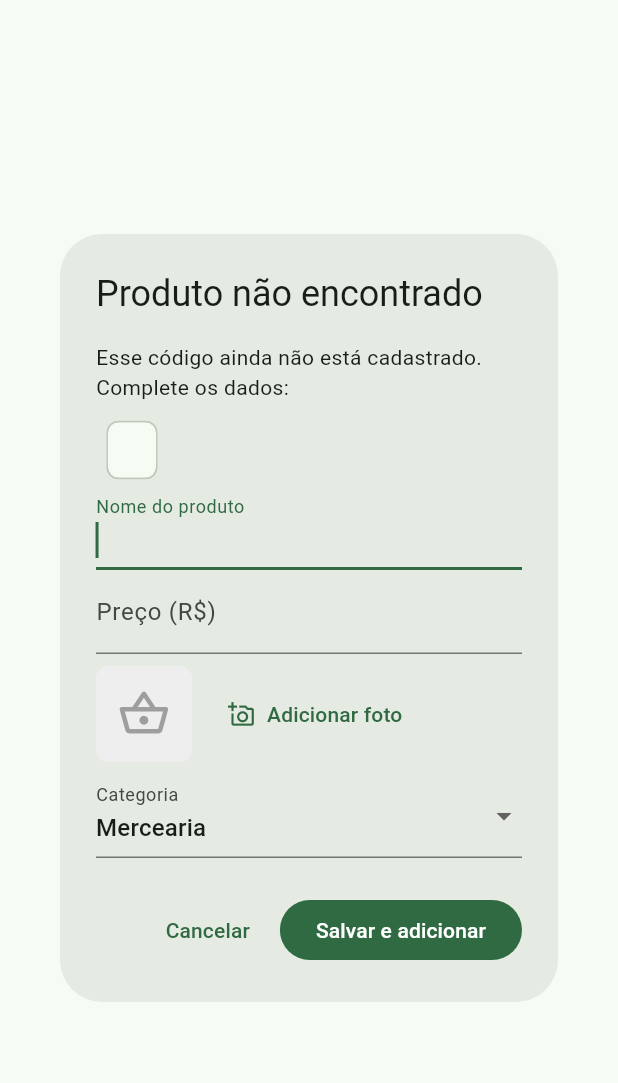
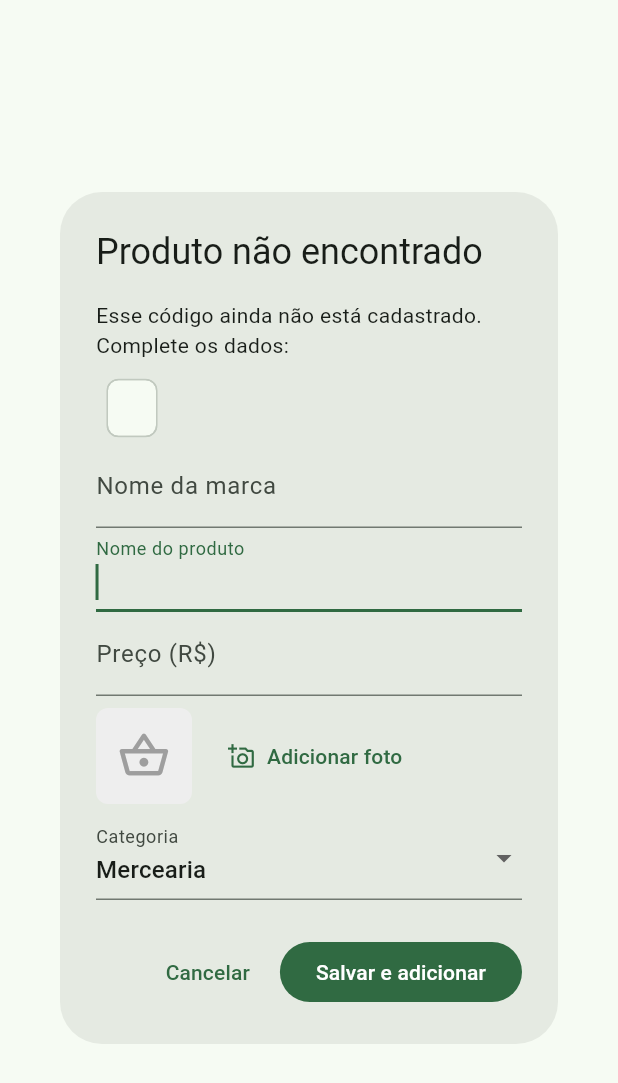
Before and after one commit to lucenajj/compre-bem, a Flutter app: the NewProductDialog widget shown alone on an empty page, opened directly with empty values, on a phone screen of 412 x 824 dp. Shown: the top 1083 px of the screen. Run offline on Flutter 3.47's test engine with Material 3 defaults, Android fonts, the phone set to English and light mode, and no system bars; our stand-ins replace fl_chart, image_picker, shared_preferences; missing offline and left inert: mobile_scanner; accounts and stored records are empty.

Commit message:
Campo marca/empresa no cadastro de produto

```diff
--- a/lib/models/product.dart
+++ b/lib/models/product.dart
@@ -1,6 +1,9 @@
 /// Produto do catálogo, identificado pelo código de barras.
 class Product {
   final String barcode;
+
+  /// Nome da marca/empresa (ex: "Dona Nena"), opcional.
+  final String? brand;
   final String name;
   final double price;
   final String category;
@@ -10,6 +13,7 @@ class Product {
 
   const Product({
     required this.barcode,
+    this.brand,
     required this.name,
     required this.price,
     required this.category,
@@ -18,6 +22,7 @@ class Product {
 
   factory Product.fromJson(Map<String, dynamic> j) => Product(
         barcode: j['barcode'] as String,
+        brand: j['brand'] as String?,
         name: j['name'] as String,
         price: (j['price'] as num).toDouble(),
         category: j['category'] as String? ?? 'Outros',
@@ -26,9 +31,16 @@ class Product {
 
   Map<String, dynamic> toJson() => {
         'barcode': barcode,
+        'brand': brand,
         'name': name,
         'price': price,
         'category': category,
         'imageBase64': imageBase64,
       };
+
+  /// "Marca — Nome" ou só o nome quando não há marca.
+  String get displayName {
+    final b = brand?.trim();
+    return (b == null || b.isEmpty) ? name : '$b — $name';
+  }
 }
--- a/lib/models/purchase.dart
+++ b/lib/models/purchase.dart
@@ -2,6 +2,9 @@
 /// para o histórico não mudar se o preço do catálogo mudar depois.
 class CartItem {
   final String barcode;
+
+  /// Nome da marca/empresa (ex: "Dona Nena"), opcional.
+  final String? brand;
   final String name;
   final double price;
   final String category;
@@ -12,6 +15,7 @@ class CartItem {
 
   CartItem({
     required this.barcode,
+    this.brand,
     required this.name,
     required this.price,
     required this.category,
@@ -21,8 +25,15 @@ class CartItem {
 
   double get subtotal => price * qty;
 
+  /// "Marca — Nome" ou só o nome quando não há marca.
+  String get displayName {
+    final b = brand?.trim();
+    return (b == null || b.isEmpty) ? name : '$b — $name';
+  }
+
   factory CartItem.fromJson(Map<String, dynamic> j) => CartItem(
         barcode: j['barcode'] as String,
+        brand: j['brand'] as String?,
         name: j['name'] as String,
         price: (j['price'] as num).toDouble(),
         category: j['category'] as String? ?? 'Outros',
@@ -32,6 +43,7 @@ class CartItem {
 
   Map<String, dynamic> toJson() => {
         'barcode': barcode,
+        'brand': brand,
         'name': name,
         'price': price,
         'category': category,
--- a/lib/screens/scanner_screen.dart
+++ b/lib/screens/scanner_screen.dart
@@ -51,9 +51,9 @@ class _ScannerScreenState extends State<ScannerScreen> {
     final existed = store.scan(code);
     if (!mounted) return;
     if (existed) {
-      final p = store.findProduct(code)!;
+      final name = store.productName(code);
       ScaffoldMessenger.of(context).showSnackBar(
-        SnackBar(content: Text('✓ ${p.name} adicionado automaticamente')),
+        SnackBar(content: Text('✓ $name adicionado automaticamente')),
       );
     } else {
       if (_dialogOpen) return;
--- a/lib/widgets/new_product_dialog.dart
+++ b/lib/widgets/new_product_dialog.dart
@@ -16,6 +16,7 @@ class NewProductDialog extends StatefulWidget {
 }
 
 class _NewProductDialogState extends State<NewProductDialog> {
+  final _brandCtrl = TextEditingController();
   final _nameCtrl = TextEditingController();
   final _priceCtrl = TextEditingController();
   String _category = appCategories.first;
@@ -24,6 +25,7 @@ class _NewProductDialogState extends State<NewProductDialog> {
 
   @override
   void dispose() {
+    _brandCtrl.dispose();
     _nameCtrl.dispose();
     _priceCtrl.dispose();
     super.dispose();
@@ -66,6 +68,7 @@ class _NewProductDialogState extends State<NewProductDialog> {
     }
     context.read<AppStore>().registerProduct(
           barcode: widget.barcode,
+          brand: _brandCtrl.text,
           name: name,
           price: price,
           category: _category,
@@ -90,6 +93,13 @@ class _NewProductDialogState extends State<NewProductDialog> {
             Chip(
               label: Text(widget.barcode,
                   style: const TextStyle(fontFamily: 'monospace')),
+            ),
+            TextField(
+              controller: _brandCtrl,
+              decoration: const InputDecoration(
+                  labelText: 'Nome da marca',
+                  hintText: 'Ex: Dona Nena (opcional)'),
+              textInputAction: TextInputAction.next,
             ),
             TextField(
               controller: _nameCtrl,
```
Also changed, not shown: lib/screens/cart_screen.dart (+13 -2 lines), lib/store/app_store.dart (+6 -2 lines), 1 other file.
